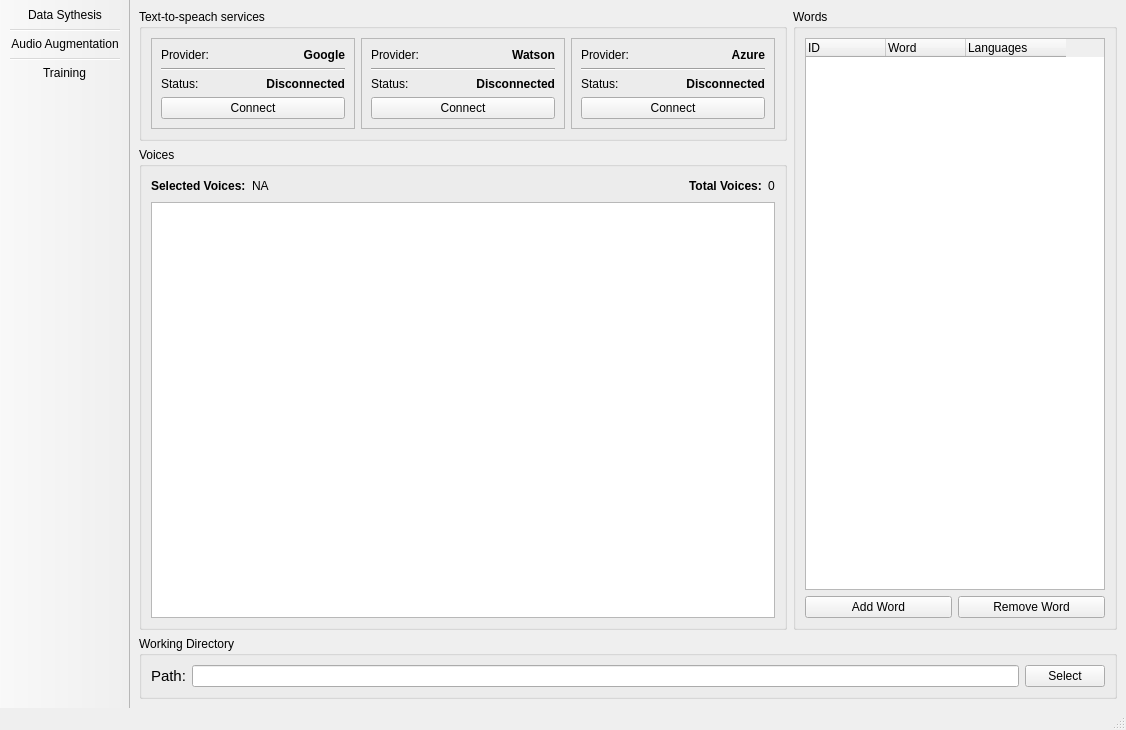
Before: the Qt Designer form ui/qtDesigner/mainWindow.ui in DennisSentler/kwsCoach, drawn with Qt 5.
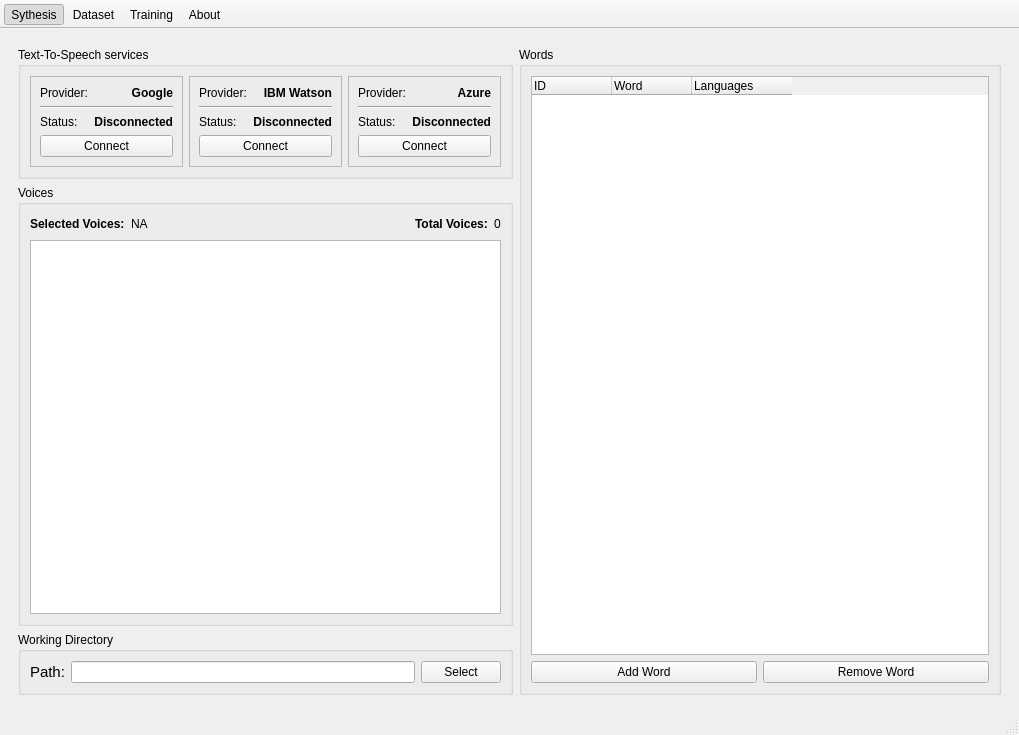
After: the same form once the commit is applied. Icons and pictures are not drawn.

Commit message: added logos, icons

Patch:
```diff
--- a/ui/qtDesigner/mainWindow.ui
+++ b/ui/qtDesigner/mainWindow.ui
@@ -9,111 +9,49 @@
    <rect>
     <x>0</x>
     <y>0</y>
-    <width>1126</width>
-    <height>730</height>
+    <width>1019</width>
+    <height>735</height>
    </rect>
   </property>
+  <property name="contextMenuPolicy">
+   <enum>Qt::NoContextMenu</enum>
+  </property>
   <property name="windowTitle">
-   <string>MainWindow</string>
+   <string>myApp tbd</string>
+  </property>
+  <property name="windowIcon">
+   <iconset resource="resources/ui.resources.qrc">
+    <normaloff>:/app-icon/app-icon/icons8_bmo.ico</normaloff>:/app-icon/app-icon/icons8_bmo.ico</iconset>
+  </property>
+  <property name="toolButtonStyle">
+   <enum>Qt::ToolButtonTextBesideIcon</enum>
   </property>
   <property name="documentMode">
    <bool>false</bool>
   </property>
+  <property name="tabShape">
+   <enum>QTabWidget::Rounded</enum>
+  </property>
   <property name="dockOptions">
    <set>QMainWindow::GroupedDragging</set>
   </property>
   <widget class="QWidget" name="centralwidget">
-   <layout class="QGridLayout" name="gridLayout_9">
-    <item row="0" column="0">
      <layout class="QGridLayout" name="gridLayout_8">
-      <property name="bottomMargin">
-       <number>0</number>
+    <item row="0" column="0">
+     <widget class="QStackedWidget" name="stackedWidget">
+      <property name="frameShape">
+       <enum>QFrame::NoFrame</enum>
       </property>
-      <item row="0" column="2" rowspan="2">
-       <widget class="QGroupBox" name="words_box">
-        <property name="sizePolicy">
-         <sizepolicy hsizetype="Expanding" vsizetype="Expanding">
-          <horstretch>0</horstretch>
-          <verstretch>0</verstretch>
-         </sizepolicy>
-        </property>
-        <property name="title">
-         <string>Words</string>
-        </property>
-        <property name="flat">
-         <bool>false</bool>
-        </property>
-        <property name="checkable">
-         <bool>false</bool>
-        </property>
-        <layout class="QGridLayout" name="gridLayout_6">
-         <item row="1" column="1">
-          <widget class="QPushButton" name="removeWordButton">
-           <property name="text">
-            <string>Remove Word</string>
-           </property>
-          </widget>
-         </item>
-         <item row="1" column="0">
-          <widget class="QPushButton" name="addWordButton">
-           <property name="text">
-            <string>Add Word</string>
-           </property>
-          </widget>
-         </item>
-         <item row="0" column="0" colspan="2">
-          <widget class="QTreeWidget" name="words_list_widget">
-           <property name="indentation">
+      <property name="currentIndex">
             <number>0</number>
            </property>
-           <property name="rootIsDecorated">
-            <bool>false</bool>
-           </property>
-           <property name="uniformRowHeights">
-            <bool>true</bool>
-           </property>
-           <property name="itemsExpandable">
-            <bool>false</bool>
-           </property>
-           <attribute name="headerCascadingSectionResizes">
-            <bool>false</bool>
-           </attribute>
-           <attribute name="headerDefaultSectionSize">
-            <number>80</number>
-           </attribute>
-           <attribute name="headerHighlightSections">
-            <bool>false</bool>
-           </attribute>
-           <attribute name="headerStretchLastSection">
-            <bool>false</bool>
-           </attribute>
-           <column>
-            <property name="text">
-             <string>ID</string>
-            </property>
-           </column>
-           <column>
-            <property name="text">
-             <string>Word</string>
-            </property>
-            <property name="font">
-             <font>
-              <weight>50</weight>
-              <bold>false</bold>
-             </font>
-            </property>
-           </column>
-           <column>
-            <property name="text">
-             <string>Languages</string>
-            </property>
-           </column>
-          </widget>
-         </item>
-        </layout>
-       </widget>
-      </item>
-      <item row="0" column="0" colspan="2">
+      <widget class="QWidget" name="synthesis_page">
+       <layout class="QGridLayout" name="gridLayout_9">
+        <item row="0" column="0">
+         <layout class="QHBoxLayout" name="horizontalLayout">
+          <item>
+           <layout class="QVBoxLayout" name="verticalLayout">
+            <item>
        <widget class="QGroupBox" name="tts_services_box">
         <property name="sizePolicy">
          <sizepolicy hsizetype="Preferred" vsizetype="Preferred">
@@ -131,7 +69,7 @@
          <cursorShape>ArrowCursor</cursorShape>
         </property>
         <property name="title">
-         <string>Text-to-speach services</string>
+               <string>Text-To-Speech services</string>
         </property>
         <layout class="QGridLayout" name="gridLayout_7">
          <item row="0" column="1">
@@ -161,7 +99,7 @@
                  </font>
                 </property>
                 <property name="text">
-                 <string>Watson</string>
+                       <string>IBM Watson</string>
                 </property>
                 <property name="alignment">
                  <set>Qt::AlignRight|Qt::AlignTrailing|Qt::AlignVCenter</set>
@@ -205,6 +143,16 @@
               <property name="text">
                <string>Connect</string>
               </property>
+                    <property name="icon">
+                     <iconset resource="resources/ui.resources.qrc">
+                      <normaloff>:/provider/provider/icons8-ibm-watson.svg</normaloff>:/provider/provider/icons8-ibm-watson.svg</iconset>
+                    </property>
+                    <property name="iconSize">
+                     <size>
+                      <width>30</width>
+                      <height>30</height>
+                     </size>
+                    </property>
              </widget>
             </item>
            </layout>
@@ -293,6 +241,19 @@
               <property name="text">
                <string>Connect</string>
               </property>
+                    <property name="icon">
+                     <iconset resource="resources/ui.resources.qrc">
+                      <normaloff>:/provider/provider/icons8-google-cloud.svg</normaloff>:/provider/provider/icons8-google-cloud.svg</iconset>
+                    </property>
+                    <property name="iconSize">
+                     <size>
+                      <width>30</width>
+                      <height>30</height>
+                     </size>
+                    </property>
+                    <property name="flat">
+                     <bool>false</bool>
+                    </property>
              </widget>
             </item>
            </layout>
@@ -369,55 +330,25 @@
               <property name="text">
                <string>Connect</string>
               </property>
-             </widget>
-            </item>
-           </layout>
-          </widget>
-         </item>
-        </layout>
-       </widget>
-      </item>
-      <item row="2" column="0" colspan="3">
-       <widget class="QGroupBox" name="dir_box">
-        <property name="sizePolicy">
-         <sizepolicy hsizetype="Expanding" vsizetype="Preferred">
-          <horstretch>10</horstretch>
-          <verstretch>0</verstretch>
-         </sizepolicy>
-        </property>
-        <property name="title">
-         <string>Working Directory</string>
-        </property>
-        <layout class="QGridLayout" name="gridLayout_5" rowstretch="0">
-         <property name="sizeConstraint">
-          <enum>QLayout::SetMaximumSize</enum>
-         </property>
-         <item row="0" column="0">
-          <widget class="QLabel" name="path_text">
-           <property name="font">
-            <font>
-             <pointsize>11</pointsize>
-            </font>
-           </property>
-           <property name="text">
-            <string>Path:</string>
-           </property>
-          </widget>
-         </item>
-         <item row="0" column="1">
-          <widget class="QLineEdit" name="path_input_text"/>
-         </item>
-         <item row="0" column="2">
-          <widget class="QPushButton" name="select_path_button">
-           <property name="text">
-            <string>Select</string>
-           </property>
+                    <property name="icon">
+                     <iconset resource="resources/ui.resources.qrc">
+                      <normaloff>:/provider/provider/icons8-azurblau.svg</normaloff>:/provider/provider/icons8-azurblau.svg</iconset>
+                    </property>
+                    <property name="iconSize">
+                     <size>
+                      <width>30</width>
+                      <height>30</height>
+                     </size>
+                    </property>
+                   </widget>
+                  </item>
+                 </layout>
           </widget>
          </item>
         </layout>
        </widget>
       </item>
-      <item row="1" column="0" colspan="2">
+            <item>
        <widget class="QGroupBox" name="voices_box">
         <property name="sizePolicy">
          <sizepolicy hsizetype="Expanding" vsizetype="Expanding">
@@ -429,25 +360,6 @@
          <string>Voices</string>
         </property>
         <layout class="QGridLayout" name="gridLayout_4">
-         <item row="0" column="0">
-          <widget class="QLabel" name="label_3">
-           <property name="sizePolicy">
-            <sizepolicy hsizetype="Minimum" vsizetype="Preferred">
-             <horstretch>0</horstretch>
-             <verstretch>0</verstretch>
-            </sizepolicy>
-           </property>
-           <property name="font">
-            <font>
-             <weight>75</weight>
-             <bold>true</bold>
-            </font>
-           </property>
-           <property name="text">
-            <string>Selected Voices:</string>
-           </property>
-          </widget>
-         </item>
          <item row="0" column="1">
           <widget class="QLabel" name="sel_voices_placeholder">
            <property name="sizePolicy">
@@ -461,6 +373,38 @@
            </property>
           </widget>
          </item>
+               <item row="0" column="4">
+                <widget class="QLabel" name="total_voices_placeholder">
+                 <property name="sizePolicy">
+                  <sizepolicy hsizetype="Minimum" vsizetype="Preferred">
+                   <horstretch>0</horstretch>
+                   <verstretch>0</verstretch>
+                  </sizepolicy>
+                 </property>
+                 <property name="text">
+                  <string>0</string>
+                 </property>
+                </widget>
+               </item>
+               <item row="0" column="0">
+                <widget class="QLabel" name="label_3">
+                 <property name="sizePolicy">
+                  <sizepolicy hsizetype="Minimum" vsizetype="Preferred">
+                   <horstretch>0</horstretch>
+                   <verstretch>0</verstretch>
+                  </sizepolicy>
+                 </property>
+                 <property name="font">
+                  <font>
+                   <weight>75</weight>
+                   <bold>true</bold>
+                  </font>
+                 </property>
+                 <property name="text">
+                  <string>Selected Voices:</string>
+                 </property>
+                </widget>
+               </item>
          <item row="0" column="2">
           <spacer name="horizontalSpacer">
            <property name="orientation">
@@ -499,19 +443,6 @@
            </property>
           </widget>
          </item>
-         <item row="0" column="4">
-          <widget class="QLabel" name="total_voices_placeholder">
-           <property name="sizePolicy">
-            <sizepolicy hsizetype="Minimum" vsizetype="Preferred">
-             <horstretch>0</horstretch>
-             <verstretch>0</verstretch>
-            </sizepolicy>
-           </property>
-           <property name="text">
-            <string>0</string>
-           </property>
-          </widget>
-         </item>
          <item row="1" column="0" colspan="5">
           <widget class="QTreeView" name="voice_list_view">
            <property name="editTriggers">
@@ -528,57 +459,245 @@
         </layout>
        </widget>
       </item>
-     </layout>
+            <item>
+             <widget class="QGroupBox" name="dir_box">
+              <property name="sizePolicy">
+               <sizepolicy hsizetype="Expanding" vsizetype="Preferred">
+                <horstretch>10</horstretch>
+                <verstretch>0</verstretch>
+               </sizepolicy>
+              </property>
+              <property name="title">
+               <string>Working Directory</string>
+              </property>
+              <layout class="QGridLayout" name="gridLayout_5" rowstretch="0">
+               <property name="sizeConstraint">
+                <enum>QLayout::SetMaximumSize</enum>
+               </property>
+               <item row="0" column="0">
+                <widget class="QLabel" name="path_text">
+                 <property name="font">
+                  <font>
+                   <pointsize>11</pointsize>
+                  </font>
+                 </property>
+                 <property name="text">
+                  <string>Path:</string>
+                 </property>
+                </widget>
+               </item>
+               <item row="0" column="1">
+                <widget class="QLineEdit" name="path_input_text"/>
+               </item>
+               <item row="0" column="2">
+                <widget class="QPushButton" name="select_path_button">
+                 <property name="text">
+                  <string>Select</string>
+                 </property>
+                </widget>
+               </item>
+              </layout>
+             </widget>
+            </item>
+           </layout>
+          </item>
+          <item>
+           <widget class="QGroupBox" name="words_box">
+            <property name="sizePolicy">
+             <sizepolicy hsizetype="Expanding" vsizetype="Expanding">
+              <horstretch>0</horstretch>
+              <verstretch>0</verstretch>
+             </sizepolicy>
+            </property>
+            <property name="title">
+             <string>Words</string>
+            </property>
+            <property name="flat">
+             <bool>false</bool>
+            </property>
+            <property name="checkable">
+             <bool>false</bool>
+            </property>
+            <layout class="QGridLayout" name="gridLayout_6">
+             <item row="1" column="0">
+              <widget class="QPushButton" name="add_word_button">
+               <property name="text">
+                <string>Add Word</string>
+               </property>
+              </widget>
+             </item>
+             <item row="0" column="0" colspan="2">
+              <widget class="QTreeWidget" name="words_list_widget">
+               <property name="indentation">
+                <number>0</number>
+               </property>
+               <property name="rootIsDecorated">
+                <bool>false</bool>
+               </property>
+               <property name="uniformRowHeights">
+                <bool>true</bool>
+               </property>
+               <property name="itemsExpandable">
+                <bool>false</bool>
+               </property>
+               <attribute name="headerCascadingSectionResizes">
+                <bool>false</bool>
+               </attribute>
+               <attribute name="headerDefaultSectionSize">
+                <number>80</number>
+               </attribute>
+               <attribute name="headerHighlightSections">
+                <bool>false</bool>
+               </attribute>
+               <attribute name="headerStretchLastSection">
+                <bool>false</bool>
+               </attribute>
+               <column>
+                <property name="text">
+                 <string>ID</string>
+                </property>
+               </column>
+               <column>
+                <property name="text">
+                 <string>Word</string>
+                </property>
+                <property name="font">
+                 <font>
+                  <weight>50</weight>
+                  <bold>false</bold>
+                 </font>
+                </property>
+               </column>
+               <column>
+                <property name="text">
+                 <string>Languages</string>
+                </property>
+               </column>
+              </widget>
+             </item>
+             <item row="1" column="1">
+              <widget class="QPushButton" name="remove_word_button">
+               <property name="text">
+                <string>Remove Word</string>
+               </property>
+              </widget>
+             </item>
+            </layout>
+           </widget>
+          </item>
+         </layout>
+        </item>
+       </layout>
+      </widget>
+      <widget class="QWidget" name="augmentation_page"/>
+      <widget class="QWidget" name="training_page"/>
+     </widget>
     </item>
    </layout>
   </widget>
   <widget class="QToolBar" name="menu">
    <property name="sizePolicy">
-    <sizepolicy hsizetype="Fixed" vsizetype="Preferred">
+    <sizepolicy hsizetype="Preferred" vsizetype="Fixed">
      <horstretch>0</horstretch>
      <verstretch>0</verstretch>
     </sizepolicy>
    </property>
+   <property name="contextMenuPolicy">
+    <enum>Qt::NoContextMenu</enum>
+   </property>
    <property name="windowTitle">
-    <string>toolBar</string>
+    <string>menu</string>
+   </property>
+   <property name="layoutDirection">
+    <enum>Qt::LeftToRight</enum>
    </property>
    <property name="movable">
     <bool>false</bool>
    </property>
    <property name="orientation">
-    <enum>Qt::Vertical</enum>
+    <enum>Qt::Horizontal</enum>
+   </property>
+   <property name="iconSize">
+    <size>
+     <width>30</width>
+     <height>30</height>
+    </size>
+   </property>
+   <property name="toolButtonStyle">
+    <enum>Qt::ToolButtonTextBesideIcon</enum>
    </property>
    <property name="floatable">
     <bool>false</bool>
    </property>
    <attribute name="toolBarArea">
-    <enum>LeftToolBarArea</enum>
+    <enum>TopToolBarArea</enum>
    </attribute>
    <attribute name="toolBarBreak">
     <bool>false</bool>
    </attribute>
-   <addaction name="actionData_Sythesis"/>
-   <addaction name="separator"/>
-   <addaction name="actionAudio_Augmentation"/>
-   <addaction name="separator"/>
-   <addaction name="actionTraining"/>
+   <addaction name="menu_action_sythesis"/>
+   <addaction name="menu_action_dataset"/>
+   <addaction name="menu_action_training"/>
+   <addaction name="menu_action_about"/>
   </widget>
   <widget class="QStatusBar" name="statusBar"/>
-  <action name="actionData_Sythesis">
+  <action name="menu_action_sythesis">
+   <property name="checkable">
+    <bool>true</bool>
+   </property>
+   <property name="checked">
+    <bool>true</bool>
+   </property>
+   <property name="icon">
+    <iconset resource="resources/ui.resources.qrc">
+     <normaloff>:/icons8/icons8/creative_commons_sampling_30px_white.png</normaloff>:/icons8/icons8/creative_commons_sampling_30px_white.png</iconset>
+   </property>
    <property name="text">
-    <string>Data Sythesis</string>
+    <string>Sythesis</string>
    </property>
+   <property name="iconVisibleInMenu">
+    <bool>true</bool>
+   </property>
   </action>
-  <action name="actionAudio_Augmentation">
+  <action name="menu_action_dataset">
+   <property name="checkable">
+    <bool>true</bool>
+   </property>
+   <property name="icon">
+    <iconset resource="resources/ui.resources.qrc">
+     <normaloff>:/icons8/icons8/reconstruction_plan_30px_white.png</normaloff>:/icons8/icons8/reconstruction_plan_30px_white.png</iconset>
+   </property>
    <property name="text">
-    <string>Audio Augmentation</string>
+    <string>Dataset</string>
    </property>
+   <property name="toolTip">
+    <string>Dataset</string>
+   </property>
   </action>
-  <action name="actionTraining">
+  <action name="menu_action_training">
+   <property name="checkable">
+    <bool>true</bool>
+   </property>
+   <property name="icon">
+    <iconset resource="resources/ui.resources.qrc">
+     <normaloff>:/icons8/icons8/artificial_intelligence_30px_white.png</normaloff>:/icons8/icons8/artificial_intelligence_30px_white.png</iconset>
+   </property>
    <property name="text">
     <string>Training</string>
    </property>
   </action>
+  <action name="menu_action_about">
+   <property name="checkable">
+    <bool>true</bool>
+   </property>
+   <property name="icon">
+    <iconset resource="resources/ui.resources.qrc">
+     <normaloff>:/icons8/icons8/info_30px_white.png</normaloff>:/icons8/icons8/info_30px_white.png</iconset>
+   </property>
+   <property name="text">
+    <string>About</string>
+   </property>
+  </action>
  </widget>
  <resources/>
  <connections>
```
Left out of the diff: 83 changed lines with no effect on the pictures. Lines whose indentation alone changed are shown as unchanged. The commit also changes 30 other files.
